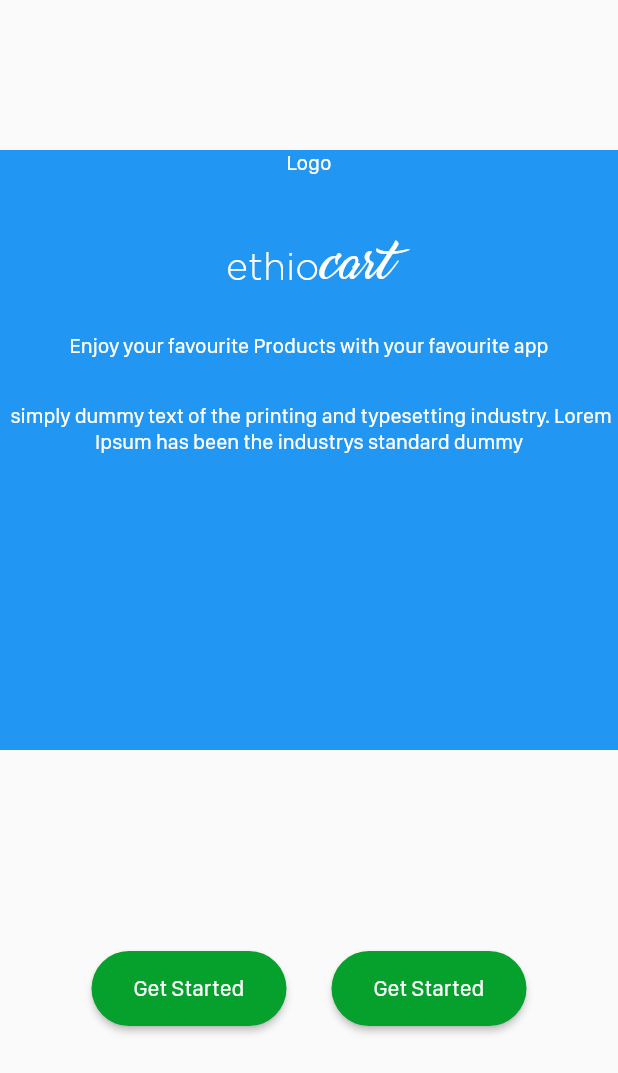
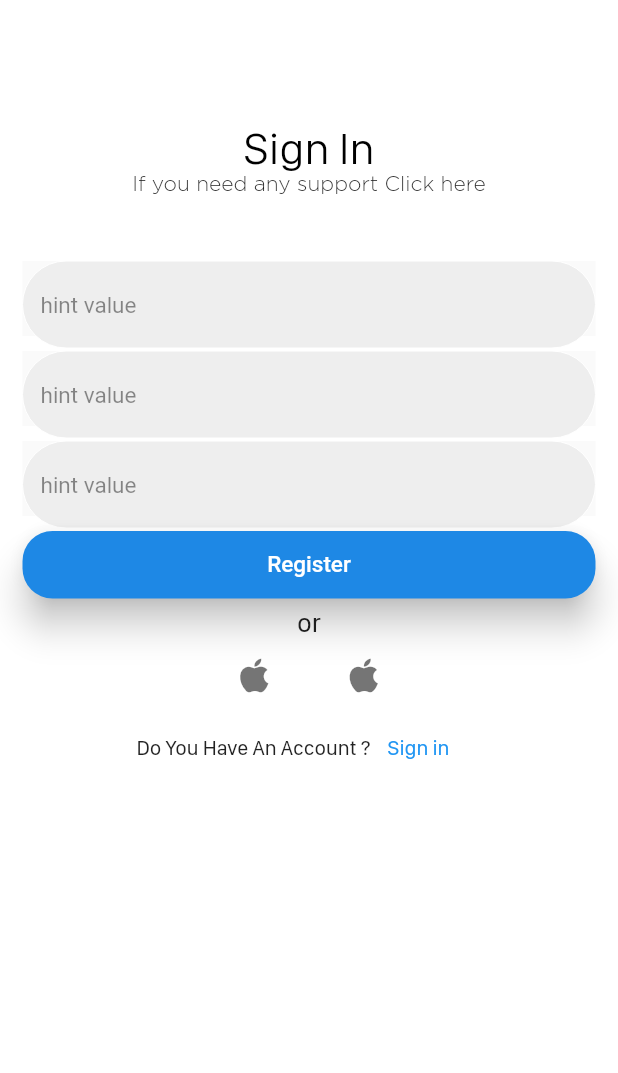
Before and after one commit to Etiocart/etiocart-mobile, a Flutter app: the screen it shows after launch, on a phone screen of 412 x 824 dp. Shown: the top 1073 px of the screen. Run offline on Flutter 3.47's test engine with Material 2 defaults, Android fonts, the phone set to English and light mode, and no system bars; missing offline and left inert: dart:js; Roboto replaces fonts that are missing (SFRounded).

Commit message:
finished the sigin and register page with corrections and all

```diff
--- /dev/null
+++ b/lib/Screens/Register.dart
@@ -0,0 +1,174 @@
+// ignore_for_file: prefer_const_constructors
+import 'dart:js';
+import 'package:flutter/material.dart';
+
+class Register extends StatefulWidget {
+  const Register({super.key});
+
+  @override
+  State<Register> createState() => _signiInState();
+}
+
+class _signiInState extends State<Register> {
+  @override
+  Widget build(BuildContext context) {
+    return Scaffold(
+      body: SafeArea(
+          child: Container(
+        color: Colors.white,
+        width: double.infinity,
+        height: double.infinity,
+        child: Stack(children: [
+          Positioned(
+            top: 60,
+            child: Container(
+              width: MediaQuery.of(context).size.width,
+              height: 500,
+              decoration: const BoxDecoration(
+                  color: Colors.white,
+                  borderRadius: BorderRadius.only(
+                    topLeft: Radius.circular(0),
+                    topRight: Radius.circular(0),
+                  )),
+              child: Column(
+                children: [
+                  Padding(
+                    padding: EdgeInsets.only(top: 20),
+                  ),
+                  Text(
+                    'Sign In',
+                    style: TextStyle(
+                        color: Colors.black,
+                        fontSize: 30,
+                        fontFamily: 'SFCompact',
+                        fontWeight: FontWeight.w200),
+                  ),
+                  Text(
+                    'If you need any support Click here',
+                    style: TextStyle(
+                        color: Colors.black87,
+                        fontSize: 14,
+                        fontFamily: 'Gotham',
+                        fontWeight: FontWeight.w300),
+                  ),
+                  Padding(
+                    padding: EdgeInsets.only(top: 45),
+                  ),
+                  CustomFormField(),
+                  CustomFormField(),
+                  CustomFormField(),
+                  RegisterBtn(),
+                  Text(
+                    'or',
+                    style: TextStyle(fontSize: 18),
+                  ),
+                  SignOption(),
+                  Row(
+                    mainAxisAlignment: MainAxisAlignment.center,
+                    children: [Text('Do You Have An Account ?'), RegisterNow()],
+                  )
+                ],
+              ),
+            ),
+          )
+        ]),
+      )),
+    );
+  }
+}
+
+Widget SignOption() {
+  return Container(
+    child: Column(
+      children: [
+        Row(
+          mainAxisAlignment: MainAxisAlignment.center,
+          children: [
+            Padding(
+              padding: EdgeInsets.only(top: 50),
+            ),
+            IconButton(
+              onPressed: () {},
+              icon: Icon(Icons.apple_rounded),
+              iconSize: 30,
+              color: Colors.black54,
+            ),
+            Padding(
+              padding: EdgeInsets.only(left: 25),
+            ),
+            IconButton(
+              onPressed: () {},
+              icon: Icon(Icons.apple_sharp),
+              iconSize: 30,
+              color: Colors.black54,
+            ),
+          ],
+        ),
+      ],
+    ),
+  );
+}
+
+Widget RegisterBtn() {
+  return Container(
+    padding: EdgeInsets.fromLTRB(15, 0, 15, 5),
+    width: double.infinity,
+    height: 50,
+    child: ElevatedButton(
+        onPressed: () {
+          print('it has been pressed again');
+        },
+        style: ElevatedButton.styleFrom(
+          elevation: 10,
+          backgroundColor: const Color(0xff1e88e5),
+          shape: RoundedRectangleBorder(
+            borderRadius: BorderRadius.circular(20),
+          ),
+        ),
+        child: Text(
+          'Register',
+          style: TextStyle(fontFamily: 'SFRounded', fontSize: 15),
+        )),
+  );
+}
+
+Container CustomFormField() {
+  return Container(
+    padding: EdgeInsets.fromLTRB(15, 0, 15, 10),
+    decoration: BoxDecoration(
+      borderRadius: BorderRadius.circular(20),
+      color: Colors.white,
+    ),
+    width: double.infinity,
+    height: 60,
+    child: Material(
+      child: Column(
+        crossAxisAlignment: CrossAxisAlignment.start,
+        // ignore: prefer_const_literals_to_create_immutables
+        children: [
+          TextField(
+            style: TextStyle(color: Colors.black87, fontSize: 15),
+            decoration: InputDecoration(
+              hintText: 'hint value',
+              enabledBorder: OutlineInputBorder(
+                borderSide: BorderSide(width: 0, color: Colors.white),
+                borderRadius: BorderRadius.circular(35.0),
+              ),
+            ),
+          ),
+        ],
+      ),
+    ),
+  );
+}
+
+Widget RegisterNow() {
+  return Container(
+      alignment: Alignment.centerRight,
+      padding: EdgeInsets.only(right: 10),
+      child: TextButton(
+          onPressed: () {
+            print('Risteration Page re route');
+          },
+          child: Text('Sign in')));
+}
--- a/lib/Screens/Screens.dart
+++ b/lib/Screens/Screens.dart
@@ -1,4 +1,5 @@
 // ignore: file_names
-export './HomeScreen.dart';
+export 'homeScreen.dart';
 export './chooseTheme.dart';
 export './accountOption.dart';
+export 'signIn.dart';
--- a/lib/Screens/accountOption.dart
+++ b/lib/Screens/accountOption.dart
@@ -20,7 +20,7 @@ class accountOption extends StatelessWidget {
                   width: MediaQuery.of(context).size.width,
                   height: 400,
                   decoration: const BoxDecoration(
-                      color: Colors.blue,
+                      color: Colors.white,
                       borderRadius: BorderRadius.only(
                         topLeft: Radius.circular(0),
                         topRight: Radius.circular(0),
@@ -29,7 +29,7 @@ class accountOption extends StatelessWidget {
                     children: [
                       const Text(
                         'Logo',
-                        style: TextStyle(color: Colors.white),
+                        style: TextStyle(color: Colors.black),
                       ),
                       const Padding(
                         padding: EdgeInsets.only(top: 50),
@@ -40,16 +40,16 @@ class accountOption extends StatelessWidget {
                           Text(
                             'ethio',
                             style: TextStyle(
-                                color: Colors.white,
-                                fontSize: 25,
+                                color: Colors.black,
+                                fontSize: 30,
                                 fontFamily: 'Gotham',
                                 fontWeight: FontWeight.w200),
                           ),
                           Text(
                             'cart',
                             style: TextStyle(
-                                color: Colors.white,
-                                fontSize: 25,
+                                color: Colors.black,
+                                fontSize: 30,
                                 fontFamily: 'Marg',
                                 fontWeight: FontWeight.w200),
                           ),
@@ -60,15 +60,25 @@ class accountOption extends StatelessWidget {
                       ),
                       const Text(
                         'Enjoy your favourite Products with your favourite app',
-                        style: TextStyle(color: Colors.white,),
+                        style: TextStyle(
+                          color: Colors.black,
+                          fontWeight: FontWeight.w700,
+                          fontSize: 15,
+                        ),
                       ),
                       const Padding(
                         padding: EdgeInsets.only(top: 30),
                       ),
-                      const Text(
-                        ' simply dummy text of the printing and typesetting industry. Lorem Ipsum has been the industrys standard dummy',
-                        textAlign: TextAlign.center,
-                        style: TextStyle(color: Colors.white),
+                      // ignore: prefer_const_constructors
+                      SizedBox(
+                        width: 200,
+                        child: const Text(
+                          ' simply dummy text of the printing and typesetting industry. Lorem Ipsum has been the industrys standard dummy',
+                          textAlign: TextAlign.center,
+                          style: TextStyle(
+                              color: Colors.black87,
+                              fontWeight: FontWeight.w300),
+                        ),
                       ),
                       const Padding(
                         padding: EdgeInsets.only(top: 30),
@@ -77,7 +87,7 @@ class accountOption extends StatelessWidget {
                   ),
                 )),
             Positioned(
-              bottom: 140,
+              bottom: 190,
               left: 20,
               right: 20,
               child: Row(
@@ -85,7 +95,7 @@ class accountOption extends StatelessWidget {
                 children: [
                   Container(
                     width: 130,
-                    height: 50,
+                    height: 40,
                     child: ElevatedButton(
                         style: ElevatedButton.styleFrom(
                           backgroundColor: Color.fromARGB(255, 5, 161, 44),
@@ -96,16 +106,16 @@ class accountOption extends StatelessWidget {
                         ),
                         onPressed: () {},
                         child: const Text(
-                          'Get Started',
+                          'Register',
                           style: TextStyle(fontSize: 15),
                         )),
                   ),
                   const Padding(
-                    padding: EdgeInsets.only(right: 30),
+                    padding: EdgeInsets.only(right: 20),
                   ),
                   Container(
                     width: 130,
-                    height: 50,
+                    height: 40,
                     child: ElevatedButton(
                         style: ElevatedButton.styleFrom(
                           backgroundColor: Color.fromARGB(255, 5, 161, 44),
@@ -116,7 +126,7 @@ class accountOption extends StatelessWidget {
                         ),
                         onPressed: () {},
                         child: const Text(
-                          'Get Started',
+                          'Sign in',
                           style: TextStyle(fontSize: 15),
                         )),
                   ),
--- a/lib/main.dart
+++ b/lib/main.dart
@@ -1,3 +1,4 @@
+import 'package:ethiocart/Screens/Register.dart';
 import 'package:flutter/material.dart';
 import 'Screens/Screens.dart';
 
@@ -15,8 +16,18 @@ class MyApp extends StatelessWidget {
       theme: ThemeData(
         fontFamily: 'SFCompact',
         visualDensity: VisualDensity.adaptivePlatformDensity,
+        inputDecorationTheme: const InputDecorationTheme(
+          border: InputBorder.none,
+          filled: true,
+          fillColor: Color(0xffeeeeee),
+          hintStyle: TextStyle(
+            fontSize: 15.0,
+            color: Colors.black45,
+            fontFamily: 'SFRounded',
+          ),
+        ),
       ),
-      home: accountOption(),
+      home:  Register(),
       debugShowCheckedModeBanner: false,
     );
   }
```
Also changed, not shown: lib/Screens/signIn.dart (added, +252 -0 lines).
